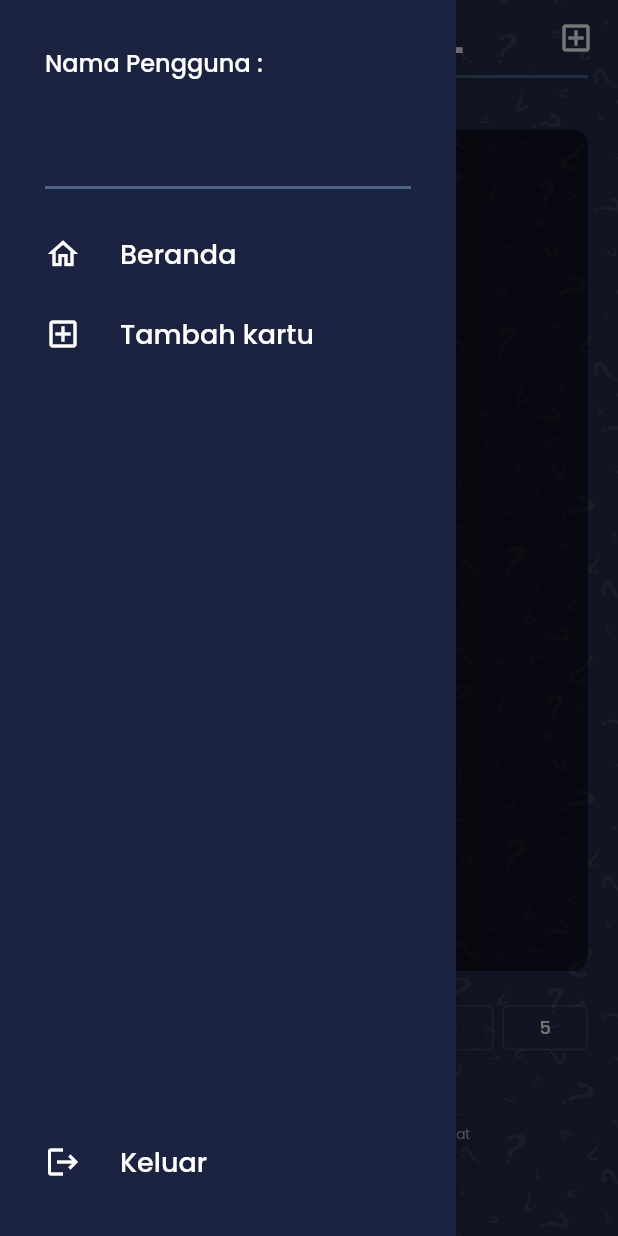
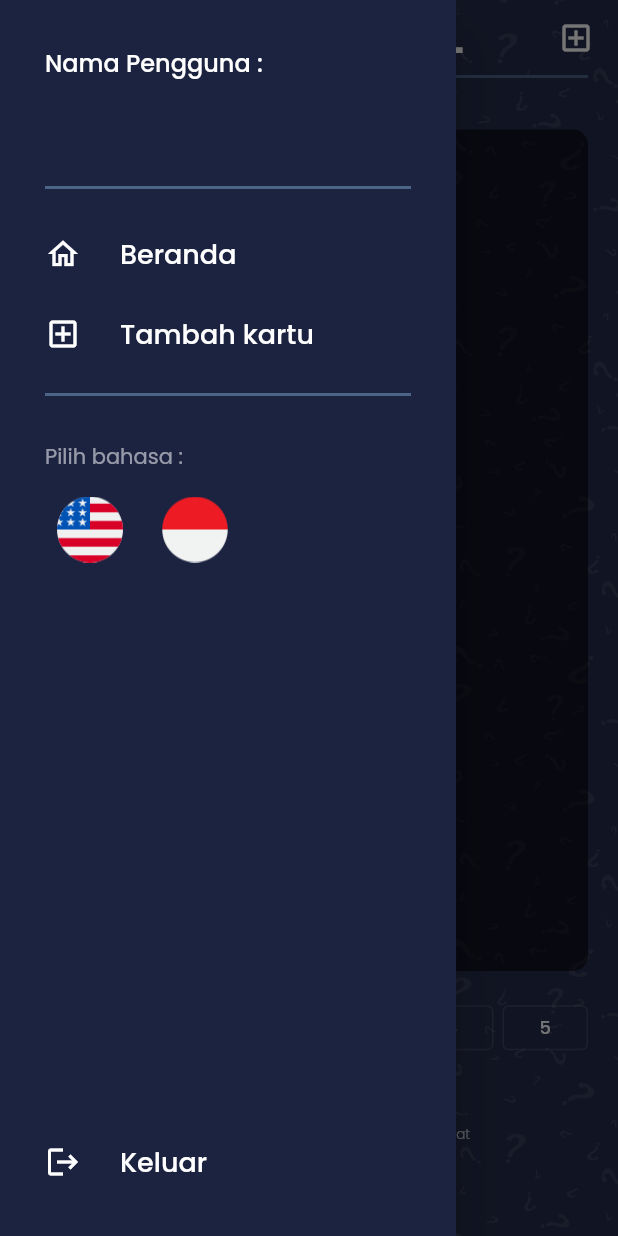
Before and after one commit to MahmudiZukri/flashcard, a Flutter app: the StudyPage screen opened directly, with the side drawer open, on a phone screen of 412 x 824 dp. Run offline on Flutter 3.47's test engine with Material 2 defaults, Android fonts, the phone set to English and light mode, and no system bars; our stand-ins replace bloc, cloud_firestore, easy_localization, email_validator, equatable, firebase_auth and 5 more; accounts and stored records are empty.

Commit message:
fix flashcard question when user change the lang and added change lang into drawbar

```diff
--- a/lib/services/card_services.dart
+++ b/lib/services/card_services.dart
@@ -5,7 +5,7 @@ class FlashcardServices {
       FirebaseFirestore.instance.collection('flashcard');
 
   static Future<void> saveFlashcard(String userID, CardModel flashcard) async {
-    await flashcardCollection.doc(flashcard.question).set({
+    await flashcardCollection.doc(flashcard.answer).set({
       'userID': userID,
       // 'flashcardID': flashcard.id,
       'question': flashcard.question,
--- a/lib/ui/pages/study_page.dart
+++ b/lib/ui/pages/study_page.dart
@@ -80,6 +80,37 @@ class _StudyPageState extends State<StudyPage> {
                                 },
                                 icon: Icons.add_box_outlined,
                                 text: 'addCard'.tr()),
+                            Container(
+                                height: 2.0,
+                                width: double.infinity,
+                                color: primaryColor),
+                            SizedBox(height: 30),
+                            Text('chooseLang',
+                                    style: whiteTextFont.copyWith(
+                                        fontWeight: FontWeight.w400,
+                                        fontSize: 14,
+                                        color: Colors.white54))
+                                .tr(),
+                            SizedBox(height: 8.0),
+                            Row(
+                              mainAxisAlignment: MainAxisAlignment.start,
+                              children: [
+                                IconButton(
+                                    iconSize: 44.0,
+                                    onPressed: () {
+                                      context.setLocale('en_US'.toLocale());
+                                    },
+                                    icon: Image.asset(
+                                        'assets/united-states.png')),
+                                SizedBox(width: 10.0),
+                                IconButton(
+                                    iconSize: 44.0,
+                                    onPressed: () {
+                                      context.setLocale('id'.toLocale());
+                                    },
+                                    icon: Image.asset('assets/indonesia.png')),
+                              ],
+                            ),
                           ],
                         )),
                       ),
--- a/lib/ui/widgets/widgets.dart
+++ b/lib/ui/widgets/widgets.dart
@@ -1,3 +1,5 @@
+// ignore: implementation_imports
+import 'package:easy_localization/src/public_ext.dart';
 import 'package:flashcard/models/models.dart';
 import 'package:flashcard/shared/shared.dart';
 import 'package:flip_card/flip_card.dart';
```
Also changed, not shown: lib/ui/pages/add_flashcard_page.dart (+31 -0 lines), lib/ui/pages/landing_page.dart (+0 -21 lines), lib/ui/widgets/custom_card.dart (+9 -1 lines).
